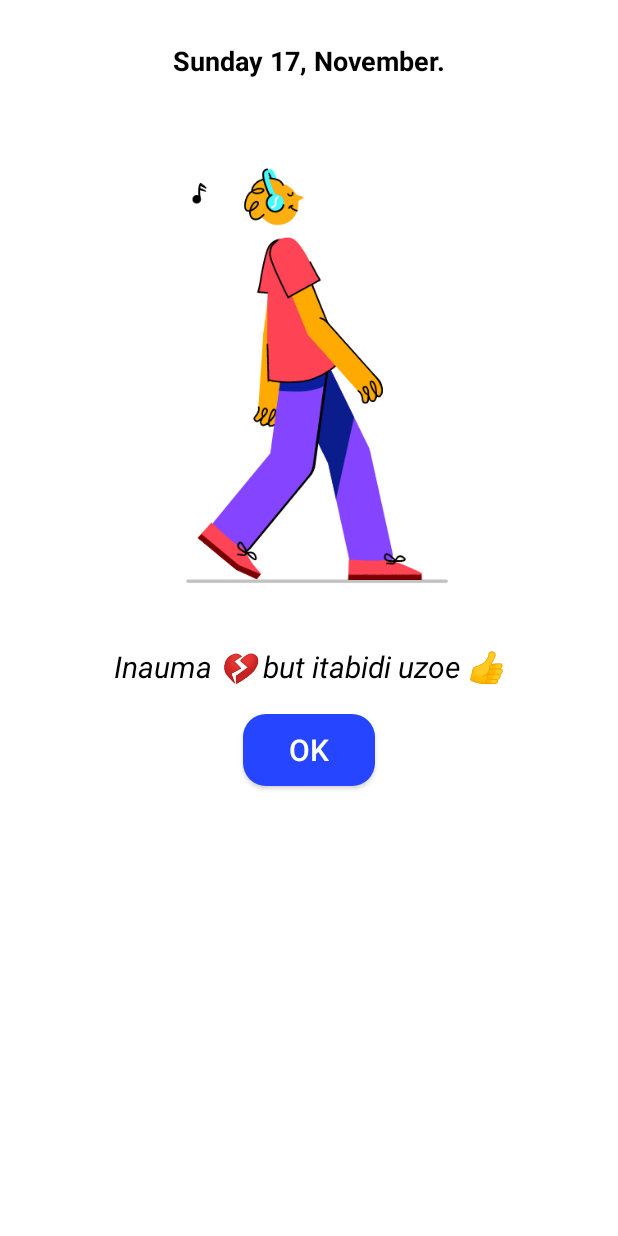
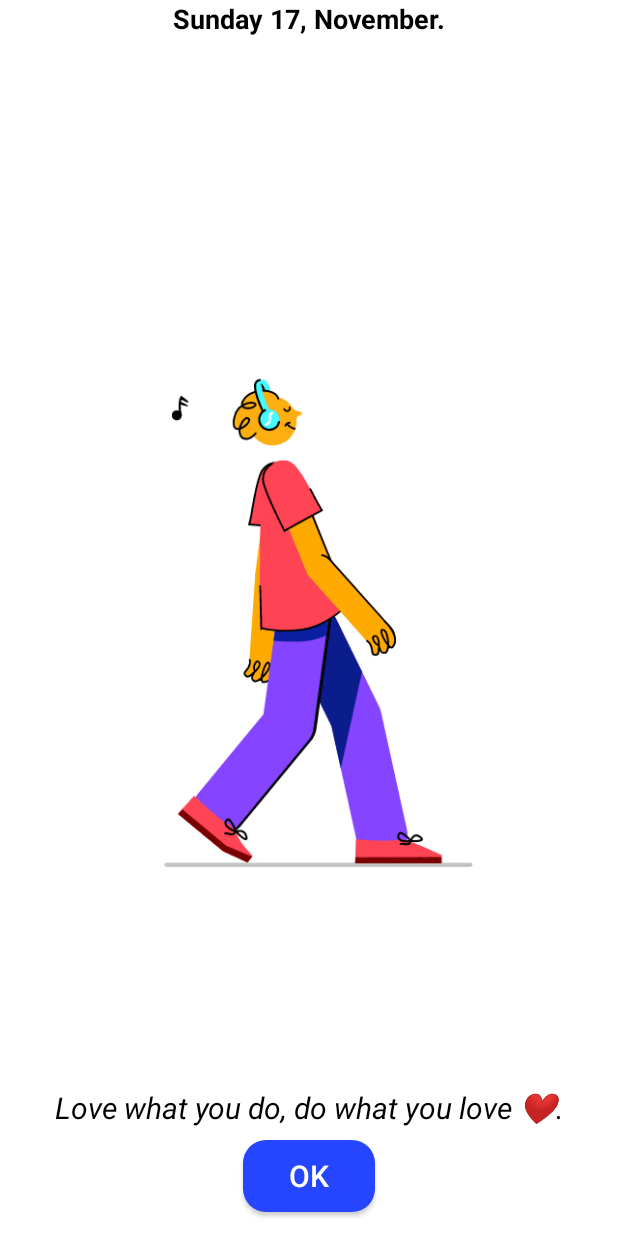
Before and after one commit to Martinmbiro/NOTEit, an Android app: the screen it shows after launch (SplashScreenActivity), on a phone screen of 412 x 824 dp. Run offline under Robolectric (Android 15) with nearby library versions, the phone set to English and light mode, and no system bars.

Commit message:
Update Quotes.java

```diff
--- a/app/src/main/AndroidManifest.xml
+++ b/app/src/main/AndroidManifest.xml
@@ -12,7 +12,7 @@
         android:theme="@style/AppTheme"
         tools:ignore="GoogleAppIndexingWarning">
 
-        <activity android:name=".AddEditNoteActivity"
+        <activity android:name=".UI.AddEditNoteActivity"
             android:parentActivityName=".UI.MainActivity"></activity>
 
         <activity android:name=".UI.MainActivity"
--- a/app/src/main/java/com/vickikbt/notekeeper/Models/Quotes.java
+++ b/app/src/main/java/com/vickikbt/notekeeper/Models/Quotes.java
@@ -7,9 +7,9 @@ public class Quotes {
             "Bado gari ni gari 🚗 kwa dereva. 💯",
             "Love what you do, do what you love ❤.",
             "Ata ukuwe mtamu😋 aje hauwezi jikula...peana hiyo kitu🍑",
-            "Nakata waba 🥃 nijifry liver",
             "Inauma 💔 but itabidi uzoe 👍",
-            "Trust no hoe."
+            "Wanting to be someone else is a waste of who you are."
+
     };
 
     public String getRandomFact() {
--- a/app/src/main/java/com/vickikbt/notekeeper/AddEditNoteActivity.java
+++ b/app/src/main/java/com/vickikbt/notekeeper/UI/AddEditNoteActivity.java
@@ -1,4 +1,4 @@
-package com.vickikbt.notekeeper;
+package com.vickikbt.notekeeper.UI;
 
 import androidx.annotation.NonNull;
 import androidx.appcompat.app.AppCompatActivity;
@@ -12,6 +12,7 @@ import android.widget.EditText;
 import android.widget.NumberPicker;
 import android.widget.Toast;
 
+import com.vickikbt.notekeeper.R;
 import com.vickikbt.notekeeper.UI.MainActivity;
 
 public class AddEditNoteActivity extends AppCompatActivity {
--- a/app/src/main/java/com/vickikbt/notekeeper/UI/MainActivity.java
+++ b/app/src/main/java/com/vickikbt/notekeeper/UI/MainActivity.java
@@ -16,7 +16,6 @@ import android.widget.Toast;
 
 import com.google.android.material.floatingactionbutton.FloatingActionButton;
 import com.vickikbt.notekeeper.Adapter.NoteAdapter;
-import com.vickikbt.notekeeper.AddEditNoteActivity;
 import com.vickikbt.notekeeper.R;
 import com.vickikbt.notekeeper.Room.Entity;
 import com.vickikbt.notekeeper.ViewModel.NoteViewModel;
--- a/app/src/main/res/layout/activity_add_note.xml
+++ b/app/src/main/res/layout/activity_add_note.xml
@@ -5,7 +5,7 @@
     android:layout_width="match_parent"
     android:layout_height="match_parent"
     android:orientation="vertical"
-    tools:context=".AddEditNoteActivity">
+    tools:context=".UI.AddEditNoteActivity">
 
     <EditText
         android:id="@+id/editText_title"
--- a/app/src/main/res/layout/activity_splashscreen.xml
+++ b/app/src/main/res/layout/activity_splashscreen.xml
@@ -12,46 +12,44 @@
         android:id="@+id/textView_date"
         android:layout_width="match_parent"
         android:layout_height="wrap_content"
+        android:gravity="center"
         android:text="Sunday 17, November."
         android:textColor="@color/Black"
-        android:gravity="center"
+        android:layout_alignParentTop="true"
         android:textSize="18sp"
-        android:textStyle="bold"
-        android:layout_marginTop="28dp"/>
+        android:textStyle="bold" />
 
     <pl.droidsonroids.gif.GifImageView
         android:id="@+id/gif_animation"
         android:layout_width="wrap_content"
-        android:layout_height="350dp"
-        android:src="@drawable/groovy_walk"
-        android:layout_below="@id/textView_date"
+        android:layout_height="wrap_content"
         android:layout_centerInParent="true"
-        android:layout_marginTop="20dp"/>
+        android:src="@drawable/groovy_walk" />
 
     <TextView
         android:id="@+id/textView_quote"
         android:layout_width="match_parent"
         android:layout_height="wrap_content"
+        android:gravity="center"
         android:text="Daily Quotes"
+        android:layout_above="@+id/button_ok"
         android:textColor="@color/Black"
-        android:layout_below="@+id/gif_animation"
-        android:gravity="center"
         android:textSize="20sp"
-        android:textStyle="italic"
-        android:layout_marginTop="8dp"/>
+        android:textStyle="italic"/>
 
     <Button
         android:id="@+id/button_ok"
         android:layout_width="wrap_content"
         android:layout_height="wrap_content"
+        android:layout_centerHorizontal="true"
+        android:layout_alignParentBottom="true"
+        android:layout_marginBottom="16dp"
+        android:layout_gravity="center"
+        android:layout_marginTop="8dp"
+        android:background="@drawable/ok_button"
         android:text="OK"
         android:textColor="@color/White"
-        android:background="@drawable/ok_button"
-        android:layout_below="@+id/textView_quote"
-        android:layout_centerHorizontal="true"
-        android:layout_marginTop="18dp"
-        android:textSize="20sp"
-        android:layout_gravity="center" />
+        android:textSize="20sp" />
 
 
 </RelativeLayout>
--- a/app/src/main/res/values/styles.xml
+++ b/app/src/main/res/values/styles.xml
@@ -11,7 +11,7 @@
     <style name="FullScreen" parent="Theme.AppCompat.Light.NoActionBar">
         <item name="windowActionBar">false</item>
         <item name="windowNoTitle">true</item>
-        <item name="android:windowTranslucentNavigation">true</item>
+        <item name="android:windowFullscreen">true</item>
     </style>
 
 </resources>
```
